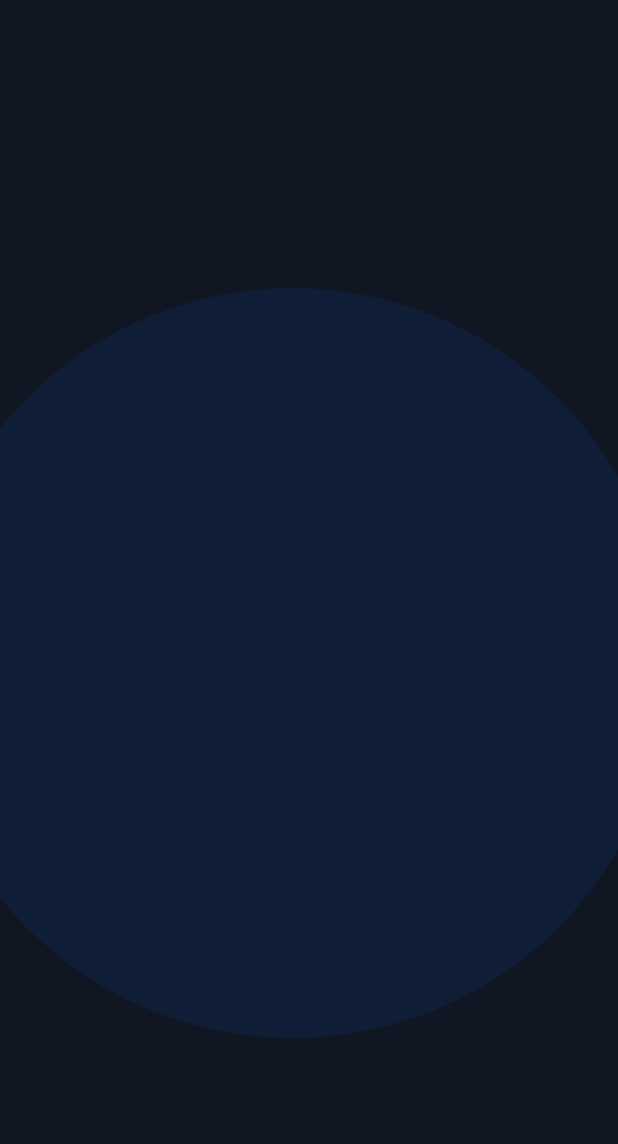
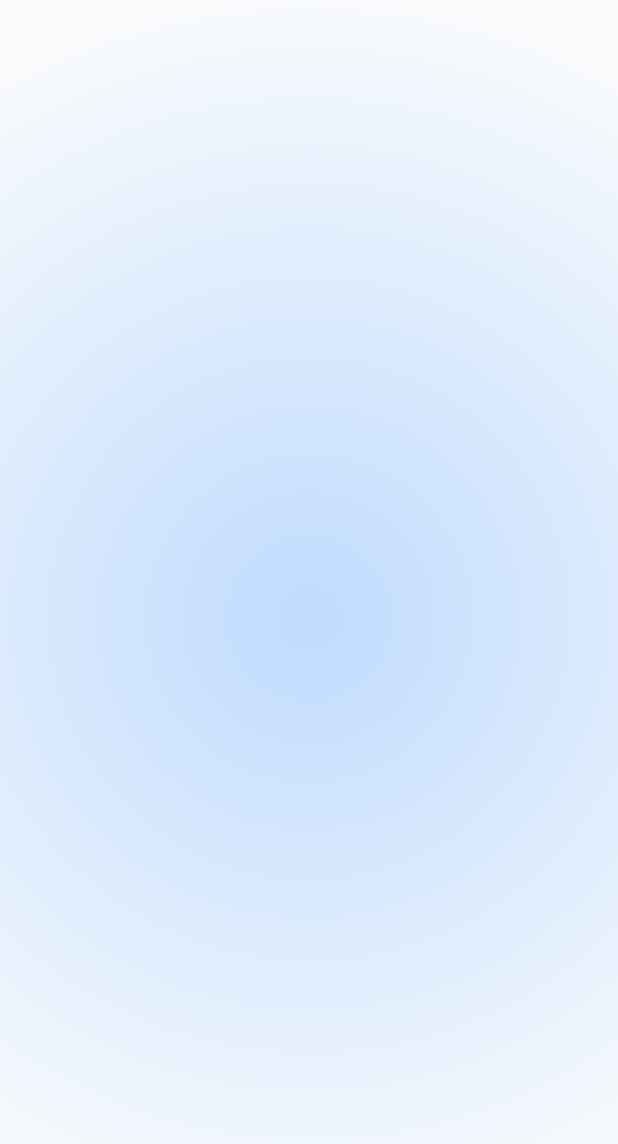
Before and after one commit to PraveenPathmakaran/VaultKeep, a Flutter app: the screen it shows after launch, on a phone screen of 412 x 824 dp. Shown: the top 1144 px of the screen. Run offline on Flutter 3.47's test engine with Material 3 defaults, Android fonts, the light colour scheme and no system bars.

Commit message:
fix: background added to extension

```diff
--- a/lib/core/colors/app_colors.dart
+++ b/lib/core/theme/app_colors.dart
@@ -1,13 +1,18 @@
 import 'package:flutter/material.dart';
 
 class AppColors {
-  static const primary=Color(0xFF135BEC);
-  static const backgroundLight =Color(0xFFF6F6F8);
-  static const backgroundDark =Color(0xFF101622);
-  static const softBlueGlow =Color(0x19135BEC);
+  //dark
+  static const backgroundDark = Color(0xFF0B101B);
+  static const softBlueGlow = Color(0xFF161D2F);
 
+  //light
+  static const backgroundLight = Color(0xFFF8FAFC);
+  static const softBlueGlowLight = Color(0xFFBFDBFE);
 
-   static const white = Colors.white;
+  //Others
+  static const primary = Color(0xFF135BEC);
+
+  static const white = Colors.white;
   static const white60 = Colors.white60;
   static const white80 = Colors.white70;
   static const white30 = Color.fromRGBO(255, 255, 255, 0.3);
--- /dev/null
+++ b/lib/core/theme/app_gradients.dart
@@ -0,0 +1,29 @@
+import 'package:flutter/material.dart';
+
+class AppGradients extends ThemeExtension<AppGradients> {
+  final Gradient backgroundGradient;
+  const AppGradients({required this.backgroundGradient});
+
+  @override
+  ThemeExtension<AppGradients> copyWith({Gradient? backgroundGradient}) {
+    return AppGradients(
+      backgroundGradient: backgroundGradient ?? this.backgroundGradient,
+    );
+  }
+
+  @override
+  ThemeExtension<AppGradients> lerp(
+    covariant ThemeExtension<AppGradients>? other,
+    double t,
+  ) {
+    if (other is! AppGradients) return this;
+
+    return AppGradients(
+      backgroundGradient: Gradient.lerp(
+        backgroundGradient,
+        other.backgroundGradient,
+        t,
+      )!,
+    );
+  }
+}
--- /dev/null
+++ b/lib/core/theme/app_theme.dart
@@ -0,0 +1,43 @@
+import 'package:flutter/material.dart';
+import 'app_colors.dart';
+import 'app_gradients.dart';
+
+class AppTheme {
+  static ThemeData lightTheme = ThemeData(
+    useMaterial3: true,
+    brightness: Brightness.light,
+    scaffoldBackgroundColor: Colors.transparent,
+    colorScheme: const ColorScheme.light(
+      primary: Colors.blue,
+      surface: AppColors.backgroundLight,
+    ),
+    extensions: const [
+      AppGradients(
+        backgroundGradient: RadialGradient(
+          center: Alignment.center,
+          radius: 1.0,
+          colors: [AppColors.softBlueGlowLight, AppColors.backgroundLight],
+        ),
+      ),
+    ],
+  );
+
+  static ThemeData darkTheme = ThemeData(
+    useMaterial3: true,
+    brightness: Brightness.dark,
+    scaffoldBackgroundColor: Colors.transparent,
+    colorScheme: const ColorScheme.dark(
+      primary: Colors.blue,
+      surface: AppColors.backgroundDark,
+    ),
+    extensions: const [
+      AppGradients(
+        backgroundGradient: RadialGradient(
+          center: Alignment.center,
+          radius: 1.0,
+          colors: [AppColors.softBlueGlow, AppColors.backgroundDark],
+        ),
+      ),
+    ],
+  );
+}
--- a/lib/features/splash_screen/splash_screen.dart
+++ b/lib/features/splash_screen/splash_screen.dart
@@ -6,6 +6,6 @@ class SplashScreen extends StatelessWidget {
 
   @override
   Widget build(BuildContext context) {
-    return VaultBackground();
+    return AppBackground(child: Scaffold(backgroundColor: Colors.transparent));
   }
 }
--- a/lib/features/widgets/app_background_widget.dart
+++ b/lib/features/widgets/app_background_widget.dart
@@ -1,28 +1,16 @@
 import 'package:flutter/material.dart';
+import 'package:vaultkeep/core/theme/app_gradients.dart';
 
-class VaultBackground extends StatelessWidget {
-  const VaultBackground({super.key});
+class AppBackground extends StatelessWidget {
+  final Widget child;
+  const AppBackground({super.key, required this.child});
 
   @override
   Widget build(BuildContext context) {
-    return Container(
-      color: const Color(0xFF101622),
-      child: Stack(
-        children: [
-          Positioned(
-            left: -55,
-            top: 192,
-            child: Container(
-              width: 500,
-              height: 500,
-              decoration: BoxDecoration(
-                color: const Color(0x19135BEC),
-                borderRadius: BorderRadius.circular(9999),
-              ),
-            ),
-          ),
-        ],
-      ),
+    final gradients = Theme.of(context).extension<AppGradients>()!;
+    return DecoratedBox(
+      decoration: BoxDecoration(gradient: gradients.backgroundGradient),
+      child: child,
     );
   }
 }
--- a/lib/main.dart
+++ b/lib/main.dart
@@ -1,4 +1,5 @@
 import 'package:flutter/material.dart';
+import 'package:vaultkeep/core/theme/app_theme.dart';
 import 'package:vaultkeep/features/splash_screen/splash_screen.dart';
 
 void main() {
@@ -13,12 +14,10 @@ class MyApp extends StatelessWidget {
   Widget build(BuildContext context) {
     return MaterialApp(
       title: 'Flutter Demo',
-      theme: ThemeData(
-        // colorScheme: .fromSeed(seedColor: Colors.deepPurple),
-      ),
+      theme: AppTheme.lightTheme,
+      darkTheme: AppTheme.darkTheme,
+      themeMode: ThemeMode.system,
       home: const SplashScreen(),
-      themeMode: ThemeMode.dark,
-      darkTheme: ThemeData(brightness: Brightness.dark),
     );
   }
 }
```
